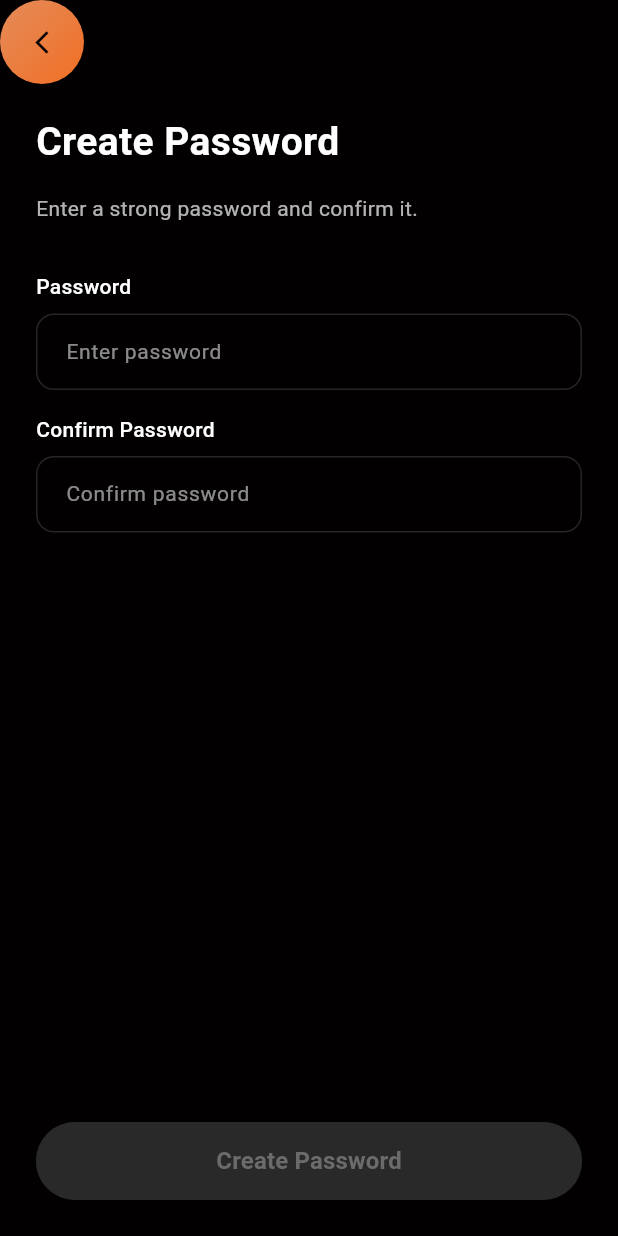
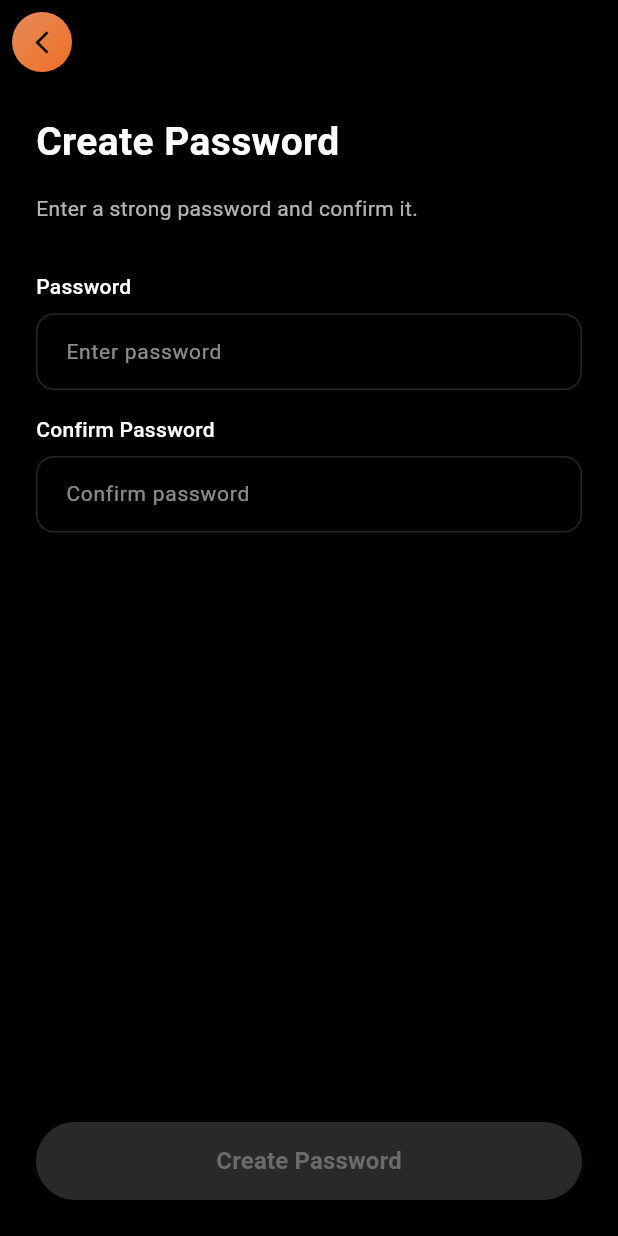
Before and after one commit to vigneshvickyr19/ME_-_YOU, a Flutter app: the CreatePasswordPage screen opened by its route, on a phone screen of 412 x 824 dp. Run offline on Flutter 3.47's test engine with Material 3 defaults, Android fonts, the phone set to English and light mode, and no system bars; our stand-ins replace flutter_svg; Roboto replaces fonts that are missing (Geologica).

Commit message:
fix top button

```diff
--- a/lib/features/auth/presentation/pages/create_password_page.dart
+++ b/lib/features/auth/presentation/pages/create_password_page.dart
@@ -69,7 +69,10 @@ class _CreatePasswordPageState extends State<CreatePasswordPage> {
       appBar: AppBar(
         backgroundColor: Colors.transparent,
         elevation: 0,
-        leading: const AppBackButton(),
+        leading: const Padding(
+          padding: EdgeInsets.all(8),
+          child: AppBackButton(),
+        ),
       ),
       body: Padding(
         padding: const EdgeInsets.symmetric(horizontal: 24),
--- a/lib/features/auth/presentation/pages/forgotPassword_page.dart
+++ b/lib/features/auth/presentation/pages/forgotPassword_page.dart
@@ -63,7 +63,10 @@ class _ForgotPasswordPageState extends State<ForgotPasswordPage> {
       appBar: AppBar(
         backgroundColor: Colors.transparent,
         elevation: 0,
-        leading: const AppBackButton(),
+        leading: const Padding(
+          padding: EdgeInsets.all(8),
+          child: AppBackButton(),
+        ),
       ),
       body: Padding(
         padding: const EdgeInsets.symmetric(horizontal: 24),
```
